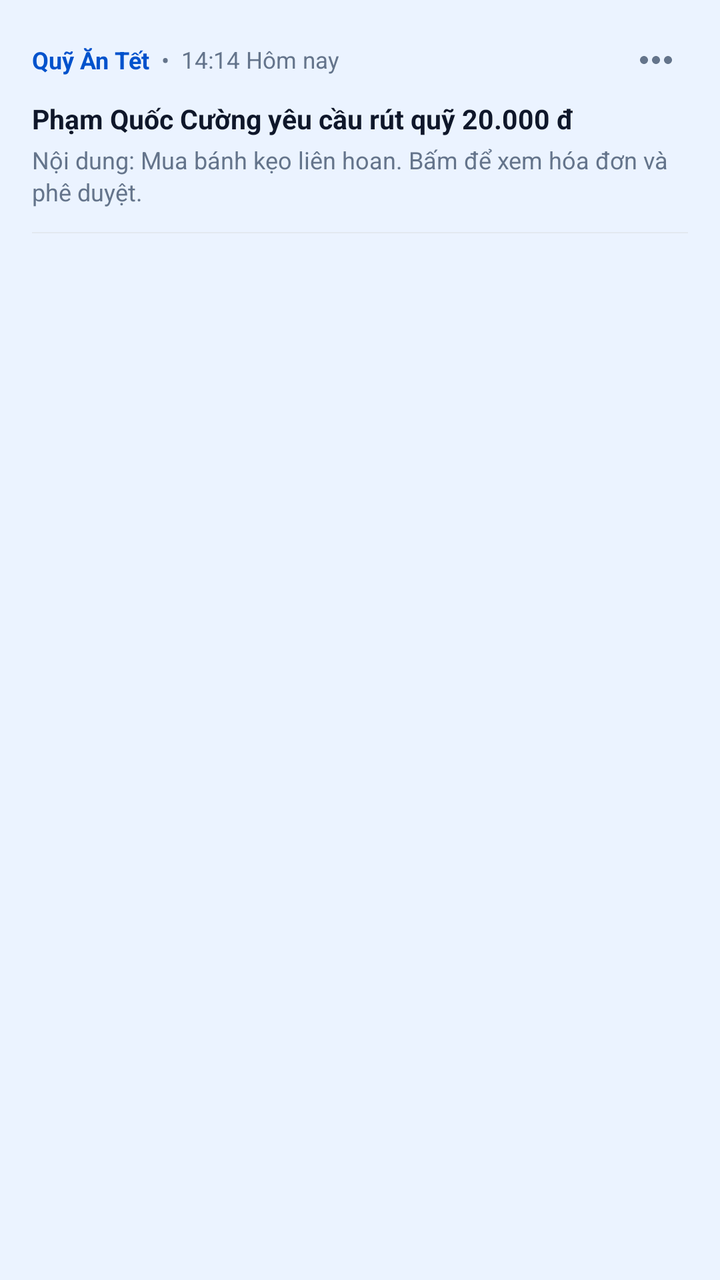
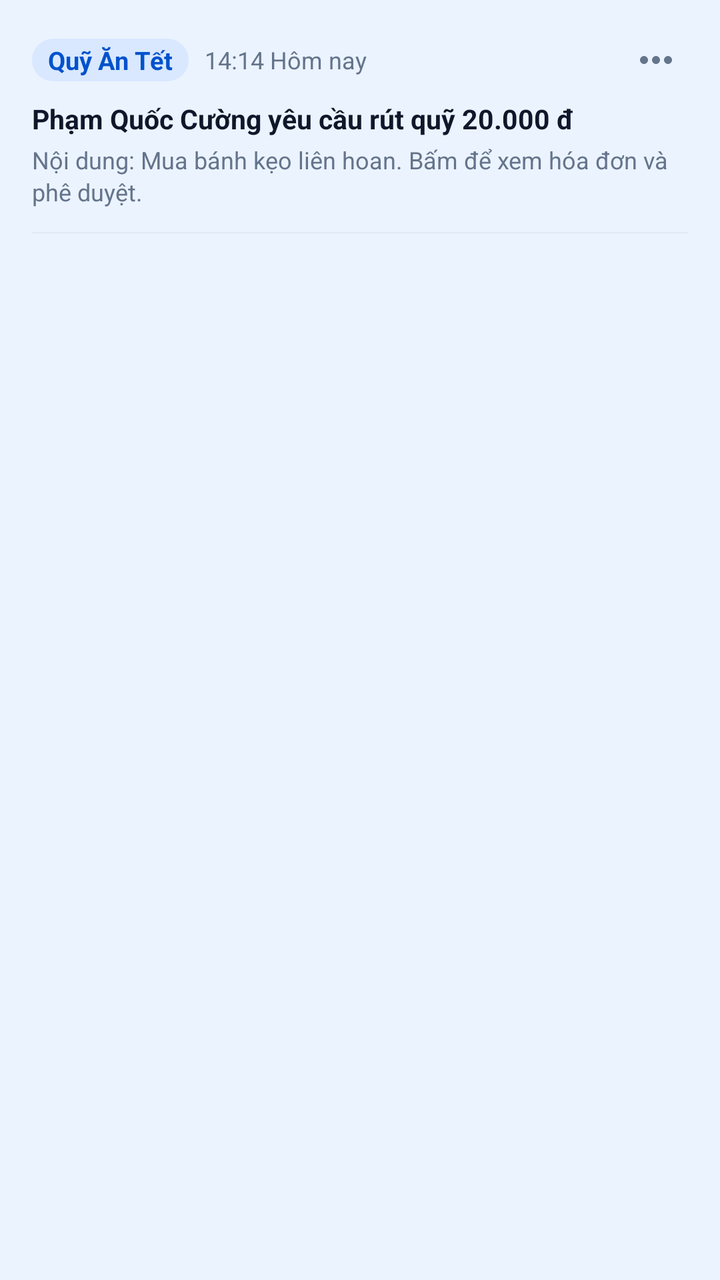

Two renders of the same Android screen: before a commit and after it. Below are the layout's source before the change and the commit's diff.
<!-- AndroidManifest.xml: application theme Theme.SharedFund -->
<!-- res/layout/item_notification.xml -->
<?xml version="1.0" encoding="utf-8"?>
<LinearLayout xmlns:android="http://schemas.android.com/apk/res/android"
    xmlns:app="http://schemas.android.com/apk/res-auto"
    android:id="@+id/layoutNotifItemRoot"
    android:layout_width="match_parent"
    android:layout_height="wrap_content"
    android:background="@color/accent_blue_light"
    android:clickable="true"
    android:focusable="true"
    android:foreground="?attr/selectableItemBackground"
    android:orientation="vertical"
    android:paddingStart="16dp"
    android:paddingTop="14dp"
    android:paddingEnd="16dp"
    android:paddingBottom="14dp">

    <RelativeLayout
        android:layout_width="match_parent"
        android:layout_height="wrap_content">

        <LinearLayout
            android:layout_width="wrap_content"
            android:layout_height="wrap_content"
            android:layout_alignParentStart="true"
            android:layout_centerVertical="true"
            android:layout_toStartOf="@+id/btnNotifMore"
            android:gravity="center_vertical"
            android:orientation="horizontal">

            <TextView
                android:id="@+id/tvNotifFundName"
                android:layout_width="wrap_content"
                android:layout_height="wrap_content"
                android:ellipsize="end"
                android:maxLines="1"
                android:text="Quỹ Ăn Tết"
                android:textColor="@color/primary"
                android:textSize="12sp"
                android:textStyle="bold" />

            <TextView
                android:layout_width="wrap_content"
                android:layout_height="wrap_content"
                android:layout_marginStart="6dp"
                android:layout_marginEnd="6dp"
                android:text="•"
                android:textColor="@color/text_secondary"
                android:textSize="12sp" />

            <TextView
                android:id="@+id/tvNotifTime"
                android:layout_width="wrap_content"
                android:layout_height="wrap_content"
                android:text="14:14 Hôm nay"
                android:textColor="@color/text_secondary"
                android:textSize="11.5sp" />
        </LinearLayout>

        <ImageButton
            android:id="@+id/btnNotifMore"
            android:layout_width="32dp"
            android:layout_height="32dp"
            android:layout_alignParentEnd="true"
            android:layout_centerVertical="true"
            android:background="?attr/selectableItemBackgroundBorderless"
            android:contentDescription="Tùy chọn"
            android:padding="6dp"
            android:src="@drawable/ic_more_horiz"
            app:tint="@color/text_secondary" />
    </RelativeLayout>

    <TextView
        android:id="@+id/tvNotifTitle"
        android:layout_width="match_parent"
        android:layout_height="wrap_content"
        android:layout_marginTop="4dp"
        android:ellipsize="end"
        android:maxLines="2"
        android:text="Phạm Quốc Cường yêu cầu rút quỹ 20.000 đ"
        android:textColor="@color/text_primary"
        android:textSize="13.5sp"
        android:textStyle="bold" />

    <TextView
        android:id="@+id/tvNotifDescription"
        android:layout_width="match_parent"
        android:layout_height="wrap_content"
        android:layout_marginTop="3dp"
        android:ellipsize="end"
        android:lineSpacingExtra="2dp"
        android:maxLines="2"
        android:text="Nội dung: Mua bánh kẹo liên hoan. Bấm để xem hóa đơn và phê duyệt."
        android:textColor="@color/text_secondary"
        android:textSize="12sp" />

    <View
        android:layout_width="match_parent"
        android:layout_height="0.8dp"
        android:layout_marginTop="12dp"
        android:background="@color/border" />
</LinearLayout>
<!-- resources referenced by this layout -->
<resources>
  <color name="accent_blue_light">#EBF3FF</color>
  <color name="border">#E2E8F0</color>
  <color name="primary">#0052CC</color>
  <color name="text_primary">#0F172A</color>
  <color name="text_secondary">#64748B</color>
  <!-- drawable ic_more_horiz (drawable) -->
  <vector xmlns:android="http://schemas.android.com/apk/res/android"
      android:width="24dp"
      android:height="24dp"
      android:viewportWidth="24"
      android:viewportHeight="24">
      <path
          android:fillColor="@color/text_secondary"
          android:pathData="M6,10c-1.1,0 -2,0.9 -2,2s0.9,2 2,2 2,-0.9 2,-2 -0.9,-2 -2,-2zM18,10c-1.1,0 -2,0.9 -2,2s0.9,2 2,2 2,-0.9 2,-2 -0.9,-2 -2,-2zM12,10c-1.1,0 -2,0.9 -2,2s0.9,2 2,2 2,-0.9 2,-2 -0.9,-2 -2,-2z" />
  </vector>
  <style name="Theme.SharedFund" parent="Base.Theme.SharedFund" />
  <style name="Base.Theme.SharedFund" parent="Theme.Material3.Light.NoActionBar">
  
          <item name="colorPrimary">@color/primary</item>
  
          <item name="colorPrimaryDark">@color/primary_dark</item>
  
          <item name="colorSecondary">@color/accent_income</item>
  
          <item name="android:statusBarColor">@color/surface</item>
  
          <item name="android:windowLightStatusBar">true</item>
  
          <item name="android:windowBackground">@color/background</item>
  
          <item name="colorSurface">@color/surface</item>
  
          <item name="colorOnSurface">@color/text_primary</item>
  
          <item name="android:textColorPrimary">@color/text_primary</item>
  
          <item name="android:textColorSecondary">@color/text_secondary</item>
  
          <item name="android:textColorHint">@color/text_secondary</item>
  
          <item name="editTextColor">@color/text_primary</item>
  
      </style>
  <color name="primary_dark">#003D99</color>
  <color name="accent_income">#10B981</color>
  <color name="surface">#FFFFFF</color>
  <color name="background">#F8FAFC</color>
</resources>

<!-- the commit's change to res/layout/item_notification.xml (unified diff, before → after) -->
@@ -31,29 +31,26 @@
                 android:id="@+id/tvNotifFundName"
                 android:layout_width="wrap_content"
                 android:layout_height="wrap_content"
+                android:background="@drawable/bg_utility_badge"
+                android:paddingStart="8dp"
+                android:paddingTop="2dp"
+                android:paddingEnd="8dp"
+                android:paddingBottom="2dp"
                 android:ellipsize="end"
                 android:maxLines="1"
                 android:text="Quỹ Ăn Tết"
                 android:textColor="@color/primary"
-                android:textSize="12sp"
+                android:textSize="12.5sp"
                 android:textStyle="bold" />
-
-            <TextView
-                android:layout_width="wrap_content"
-                android:layout_height="wrap_content"
-                android:layout_marginStart="6dp"
-                android:layout_marginEnd="6dp"
-                android:text="•"
-                android:textColor="@color/text_secondary"
-                android:textSize="12sp" />
 
             <TextView
                 android:id="@+id/tvNotifTime"
                 android:layout_width="wrap_content"
                 android:layout_height="wrap_content"
+                android:layout_marginStart="8dp"
                 android:text="14:14 Hôm nay"
                 android:textColor="@color/text_secondary"
-                android:textSize="11.5sp" />
+                android:textSize="12sp" />
         </LinearLayout>
 
         <ImageButton
<!-- resource entries referenced after the edit -->
@@ -5,6 +5,13 @@
   <color name="primary">#0052CC</color>
   <color name="text_primary">#0F172A</color>
   <color name="text_secondary">#64748B</color>
+  <!-- drawable bg_utility_badge (drawable) -->
+  <?xml version="1.0" encoding="utf-8"?>
+  <shape xmlns:android="http://schemas.android.com/apk/res/android"
+      android:shape="rectangle">
+      <solid android:color="@color/primary_light" />
+      <corners android:radius="16dp" />
+  </shape>
   <!-- drawable ic_more_horiz (drawable) -->
   <vector xmlns:android="http://schemas.android.com/apk/res/android"
       android:width="24dp"
@@ -16,6 +23,7 @@
           android:pathData="M6,10c-1.1,0 -2,0.9 -2,2s0.9,2 2,2 2,-0.9 2,-2 -0.9,-2 -2,-2zM18,10c-1.1,0 -2,0.9 -2,2s0.9,2 2,2 2,-0.9 2,-2 -0.9,-2 -2,-2zM12,10c-1.1,0 -2,0.9 -2,2s0.9,2 2,2 2,-0.9 2,-2 -0.9,-2 -2,-2z" />
   </vector>
   <style name="Theme.SharedFund" parent="Base.Theme.SharedFund" />
+  <color name="primary_light">#D9E8FF</color>
   <style name="Base.Theme.SharedFund" parent="Theme.Material3.Light.NoActionBar">
   
           <item name="colorPrimary">@color/primary</item>
